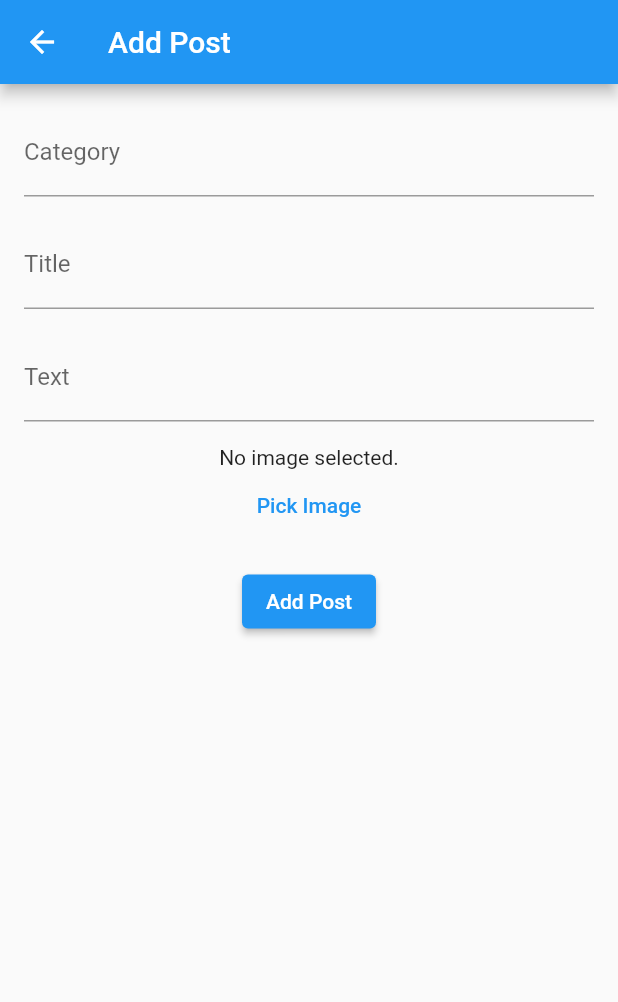
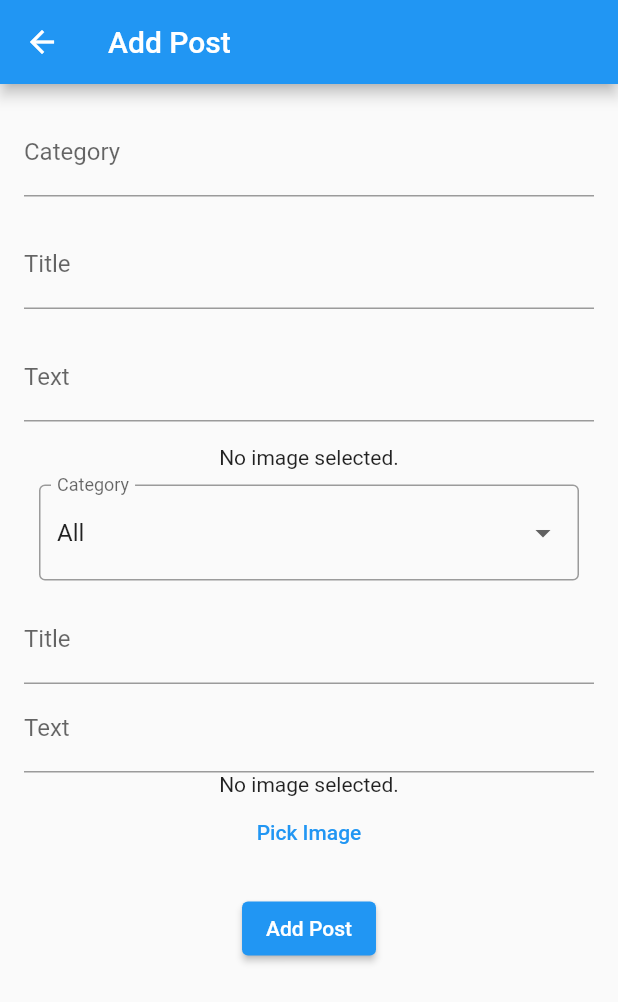
Before and after one commit to kalmuroth/flutter-mobidit-m1-iot, a Flutter app: the AddPostPage screen opened by its route, on a phone screen of 412 x 824 dp. Shown: the top 1002 px of the screen. Run offline on Flutter 3.47's test engine with Material 2 defaults, Android fonts, the phone set to English and light mode, and no system bars; our stand-ins replace firebase_auth, firebase_core, image_picker; accounts and stored records are empty; generated files the repository leaves out were written again.

Commit message:
add post article with image on base64

```diff
--- a/lib/src/pages/AddPost.dart
+++ b/lib/src/pages/AddPost.dart
@@ -1,8 +1,12 @@
-import 'dart:io';
+
+// ignore_for_file: prefer_const_constructors
 
 import 'package:flutter/material.dart';
+import 'package:flutter_mobidit_m1_iot/src/pages/post.dart';
 import 'package:image_picker/image_picker.dart';
-import 'package:cached_network_image/cached_network_image.dart';
+import 'package:http/http.dart' as http;
+import 'dart:convert';
+import 'dart:typed_data'; // Needed for Uint8List
 
 class AddPostPage extends StatefulWidget {
   const AddPostPage({Key? key}) : super(key: key);
@@ -16,6 +20,28 @@ class AddPostPage extends StatefulWidget {
 class _AddPostPageState extends State<AddPostPage> {
   final ImagePicker _picker = ImagePicker();
   XFile? _image;
+  Uint8List? _imageBytes;
+  final _titleController = TextEditingController();
+  final _textController = TextEditingController();
+
+  Future<void> addPost(String title, String text, String category, String imagePath) async {
+    final url = 'https://europe-west2-flutter-mobidit-m1-iot.cloudfunctions.net/post';
+    final response = await http.post(
+      Uri.parse(url),
+      headers: {"Content-Type": "application/json"},
+      body: json.encode({
+        'title': title,
+        'text': text,
+        'category': category,
+        'imagePath': imagePath,
+      }),
+    );
+
+    if (response.statusCode != 200) {
+      print('Failed to add post. Status code: ${response.statusCode}.');
+    }
+  }
+
 
   Future getImage() async {
     final pickedFile = await _picker.pickImage(source: ImageSource.gallery);
@@ -23,11 +49,46 @@ class _AddPostPageState extends State<AddPostPage> {
     setState(() {
       if (pickedFile != null) {
         _image = pickedFile;
+
+        _loadImageBytes(pickedFile); // Load the image bytes
       } else {
         print('No image selected.');
       }
     });
   }
+
+
+  // Reads the bytes of the image file and updates _imageBytes
+  Future<void> _loadImageBytes(XFile image) async {
+    _imageBytes = await image.readAsBytes();
+  }
+
+  final List<Post> posts = [
+    Post(
+      author: 'John Doe',
+      like: 10,
+      title: 'First Post',
+      content: 'This is the content of the first post.',
+      category: 'Category A',
+    ),
+    Post(
+      author: 'Jane Smith',
+      like: 5,
+      title: 'Second Post',
+      content: 'This is the content of the second post.',
+      category: 'Category B',
+    ),
+    Post(
+      author: 'Alice Johnson',
+      like: 3,
+      title: 'Third Post',
+      content: 'This is the content of the third post.',
+      category: 'Category A',
+    ),
+  ];
+
+  String selectedCategory = '';
+
 
   @override
   Widget build(BuildContext context) {
@@ -55,14 +116,53 @@ class _AddPostPageState extends State<AddPostPage> {
             _image == null
               ? Text('No image selected.')
               : Image.file(File(_image!.path)),
+            Padding(
+              padding: EdgeInsets.all(10.0),
+              child: DropdownButtonFormField<String>(
+                value: selectedCategory,
+                onChanged: (newValue) {
+                  setState(() {
+                    selectedCategory = newValue!;
+                  });
+                },
+                items: getCategoriesDropdownItems(),
+                decoration: InputDecoration(
+                  labelText: 'Category',
+                  border: OutlineInputBorder(),
+                ),
+              ),
+            ),
+            TextFormField(
+              controller: _titleController,
+              decoration: InputDecoration(labelText: 'Title'),
+            ),
+            TextFormField(
+              controller: _textController,
+              decoration: InputDecoration(labelText: 'Text'),
+              maxLines: null, // Allow multiple lines of text
+            ),
+            _imageBytes == null
+              ? Text('No image selected.')
+              : Image.memory(_imageBytes!),
+
             TextButton(
               onPressed: getImage,
               child: Text('Pick Image'),
             ),
             SizedBox(height: 16.0),
             ElevatedButton(
-              onPressed: () {
-                // Add post logic here
+
+              onPressed: () async {
+                String title = _titleController.text;
+                String text = _textController.text;
+                String category = selectedCategory;
+                String imagePath = base64Encode(_imageBytes!);
+
+                await addPost(title, text, category, imagePath);
+
+                ScaffoldMessenger.of(context).showSnackBar(
+                  const SnackBar(content: Text('Processing Data')),
+                );
               },
               child: Text('Add Post'),
             ),
@@ -71,4 +171,27 @@ class _AddPostPageState extends State<AddPostPage> {
       ),
     );
   }
+
+  List<DropdownMenuItem<String>> getCategoriesDropdownItems() {
+    Set<String> categoriesSet = Set<String>();
+    for (var post in posts) {
+      categoriesSet.add(post.category);
+    }
+
+    List<DropdownMenuItem<String>> dropdownItems = [];
+    dropdownItems.add(DropdownMenuItem<String>(
+      value: '',
+      child: Text('All'),
+    ));
+
+    for (var category in categoriesSet) {
+      dropdownItems.add(DropdownMenuItem<String>(
+        value: category,
+        child: Text(category),
+      ));
+    }
+
+    return dropdownItems;
+  }
+
 }
--- a/pubspec.yaml
+++ b/pubspec.yaml
@@ -20,6 +20,10 @@ dependencies:
     sdk: flutter
   image_picker: ^1.0.0
 
+  image_picker: ^1.0.0
+  http: ^0.13.3
+
+
 dev_dependencies:
   flutter_test:
     sdk: flutter
```
Also changed, not shown: pubspec.lock, 2 other files.
